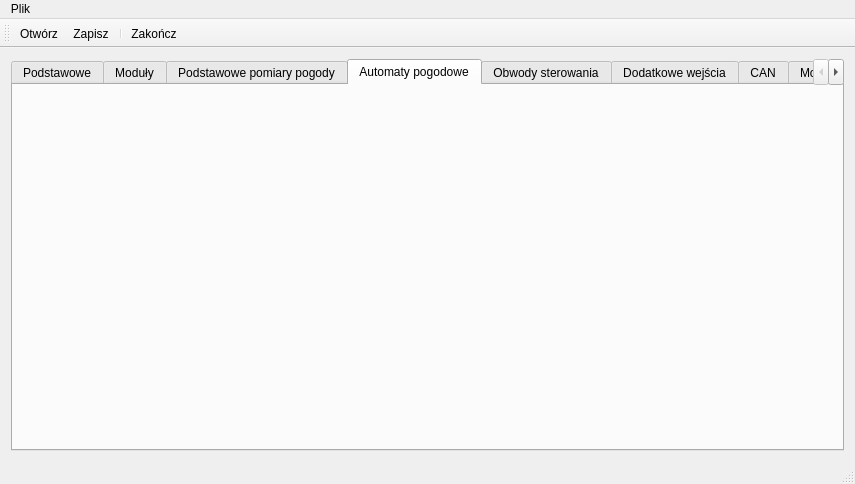
Above: mainwindow.ui from kaczmar55/koneor_v2 before the change. Below: the same form after it.
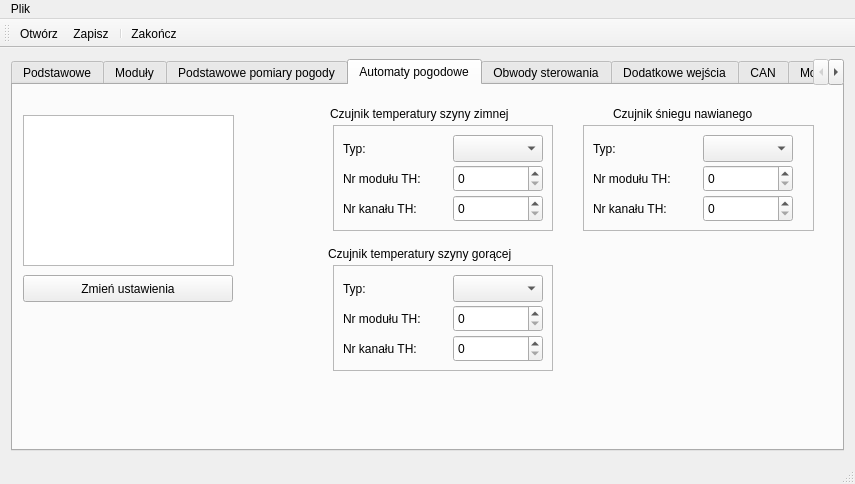
That is the form after the change. The open tabs and pages were chosen to show the change.

Commit message: kolejne opcje

```diff
--- a/mainwindow.ui
+++ b/mainwindow.ui
@@ -853,6 +853,370 @@
        <attribute name="title">
         <string>Automaty pogodowe</string>
        </attribute>
+       <widget class="QFrame" name="frame_3">
+        <property name="geometry">
+         <rect>
+          <x>320</x>
+          <y>40</y>
+          <width>220</width>
+          <height>106</height>
+         </rect>
+        </property>
+        <property name="frameShape">
+         <enum>QFrame::StyledPanel</enum>
+        </property>
+        <property name="frameShadow">
+         <enum>QFrame::Raised</enum>
+        </property>
+        <widget class="QLabel" name="label_20">
+         <property name="geometry">
+          <rect>
+           <x>10</x>
+           <y>15</y>
+           <width>40</width>
+           <height>17</height>
+          </rect>
+         </property>
+         <property name="text">
+          <string>Typ:</string>
+         </property>
+        </widget>
+        <widget class="QComboBox" name="generalTempSensorTypeCmb_2">
+         <property name="geometry">
+          <rect>
+           <x>120</x>
+           <y>10</y>
+           <width>90</width>
+           <height>27</height>
+          </rect>
+         </property>
+        </widget>
+        <widget class="QSpinBox" name="generalTempSensorAddr_2">
+         <property name="geometry">
+          <rect>
+           <x>120</x>
+           <y>40</y>
+           <width>90</width>
+           <height>27</height>
+          </rect>
+         </property>
+         <property name="minimum">
+          <number>0</number>
+         </property>
+         <property name="maximum">
+          <number>255</number>
+         </property>
+        </widget>
+        <widget class="QSpinBox" name="generalTempSensorRegNo_2">
+         <property name="geometry">
+          <rect>
+           <x>120</x>
+           <y>70</y>
+           <width>90</width>
+           <height>27</height>
+          </rect>
+         </property>
+         <property name="minimum">
+          <number>0</number>
+         </property>
+         <property name="maximum">
+          <number>65536</number>
+         </property>
+        </widget>
+        <widget class="QLabel" name="generalTempSensorAddrLbl_2">
+         <property name="geometry">
+          <rect>
+           <x>10</x>
+           <y>45</y>
+           <width>110</width>
+           <height>17</height>
+          </rect>
+         </property>
+         <property name="text">
+          <string>Nr modułu TH:</string>
+         </property>
+        </widget>
+        <widget class="QLabel" name="generalTempSensorRegNoLbl_2">
+         <property name="geometry">
+          <rect>
+           <x>10</x>
+           <y>75</y>
+           <width>110</width>
+           <height>17</height>
+          </rect>
+         </property>
+         <property name="text">
+          <string>Nr kanału TH:</string>
+         </property>
+        </widget>
+       </widget>
+       <widget class="QLabel" name="label_21">
+        <property name="geometry">
+         <rect>
+          <x>317</x>
+          <y>20</y>
+          <width>230</width>
+          <height>17</height>
+         </rect>
+        </property>
+        <property name="text">
+         <string>Czujnik temperatury szyny zimnej</string>
+        </property>
+       </widget>
+       <widget class="QLabel" name="label_22">
+        <property name="geometry">
+         <rect>
+          <x>315</x>
+          <y>160</y>
+          <width>234</width>
+          <height>17</height>
+         </rect>
+        </property>
+        <property name="text">
+         <string>Czujnik temperatury szyny gorącej</string>
+        </property>
+       </widget>
+       <widget class="QFrame" name="frame_4">
+        <property name="geometry">
+         <rect>
+          <x>320</x>
+          <y>180</y>
+          <width>220</width>
+          <height>106</height>
+         </rect>
+        </property>
+        <property name="frameShape">
+         <enum>QFrame::StyledPanel</enum>
+        </property>
+        <property name="frameShadow">
+         <enum>QFrame::Raised</enum>
+        </property>
+        <widget class="QLabel" name="label_23">
+         <property name="geometry">
+          <rect>
+           <x>10</x>
+           <y>15</y>
+           <width>40</width>
+           <height>17</height>
+          </rect>
+         </property>
+         <property name="text">
+          <string>Typ:</string>
+         </property>
+        </widget>
+        <widget class="QComboBox" name="generalTempSensorTypeCmb_3">
+         <property name="geometry">
+          <rect>
+           <x>120</x>
+           <y>10</y>
+           <width>90</width>
+           <height>27</height>
+          </rect>
+         </property>
+        </widget>
+        <widget class="QSpinBox" name="generalTempSensorAddr_3">
+         <property name="geometry">
+          <rect>
+           <x>120</x>
+           <y>40</y>
+           <width>90</width>
+           <height>27</height>
+          </rect>
+         </property>
+         <property name="minimum">
+          <number>0</number>
+         </property>
+         <property name="maximum">
+          <number>255</number>
+         </property>
+        </widget>
+        <widget class="QSpinBox" name="generalTempSensorRegNo_3">
+         <property name="geometry">
+          <rect>
+           <x>120</x>
+           <y>70</y>
+           <width>90</width>
+           <height>27</height>
+          </rect>
+         </property>
+         <property name="minimum">
+          <number>0</number>
+         </property>
+         <property name="maximum">
+          <number>65536</number>
+         </property>
+        </widget>
+        <widget class="QLabel" name="generalTempSensorAddrLbl_3">
+         <property name="geometry">
+          <rect>
+           <x>10</x>
+           <y>45</y>
+           <width>110</width>
+           <height>17</height>
+          </rect>
+         </property>
+         <property name="text">
+          <string>Nr modułu TH:</string>
+         </property>
+        </widget>
+        <widget class="QLabel" name="generalTempSensorRegNoLbl_3">
+         <property name="geometry">
+          <rect>
+           <x>10</x>
+           <y>75</y>
+           <width>110</width>
+           <height>17</height>
+          </rect>
+         </property>
+         <property name="text">
+          <string>Nr kanału TH:</string>
+         </property>
+        </widget>
+       </widget>
+       <widget class="QFrame" name="frame_5">
+        <property name="geometry">
+         <rect>
+          <x>570</x>
+          <y>40</y>
+          <width>231</width>
+          <height>106</height>
+         </rect>
+        </property>
+        <property name="frameShape">
+         <enum>QFrame::StyledPanel</enum>
+        </property>
+        <property name="frameShadow">
+         <enum>QFrame::Raised</enum>
+        </property>
+        <widget class="QLabel" name="label_24">
+         <property name="geometry">
+          <rect>
+           <x>10</x>
+           <y>15</y>
+           <width>40</width>
+           <height>17</height>
+          </rect>
+         </property>
+         <property name="text">
+          <string>Typ:</string>
+         </property>
+        </widget>
+        <widget class="QComboBox" name="generalTempSensorTypeCmb_4">
+         <property name="geometry">
+          <rect>
+           <x>120</x>
+           <y>10</y>
+           <width>90</width>
+           <height>27</height>
+          </rect>
+         </property>
+        </widget>
+        <widget class="QSpinBox" name="generalTempSensorAddr_4">
+         <property name="geometry">
+          <rect>
+           <x>120</x>
+           <y>40</y>
+           <width>90</width>
+           <height>27</height>
+          </rect>
+         </property>
+         <property name="minimum">
+          <number>0</number>
+         </property>
+         <property name="maximum">
+          <number>255</number>
+         </property>
+        </widget>
+        <widget class="QSpinBox" name="generalTempSensorRegNo_4">
+         <property name="geometry">
+          <rect>
+           <x>120</x>
+           <y>70</y>
+           <width>90</width>
+           <height>27</height>
+          </rect>
+         </property>
+         <property name="minimum">
+          <number>0</number>
+         </property>
+         <property name="maximum">
+          <number>65536</number>
+         </property>
+        </widget>
+        <widget class="QLabel" name="generalTempSensorAddrLbl_4">
+         <property name="geometry">
+          <rect>
+           <x>10</x>
+           <y>45</y>
+           <width>110</width>
+           <height>17</height>
+          </rect>
+         </property>
+         <property name="text">
+          <string>Nr modułu TH:</string>
+         </property>
+        </widget>
+        <widget class="QLabel" name="generalTempSensorRegNoLbl_4">
+         <property name="geometry">
+          <rect>
+           <x>10</x>
+           <y>75</y>
+           <width>110</width>
+           <height>17</height>
+          </rect>
+         </property>
+         <property name="text">
+          <string>Nr kanału TH:</string>
+         </property>
+        </widget>
+       </widget>
+       <widget class="QLabel" name="label_25">
+        <property name="geometry">
+         <rect>
+          <x>600</x>
+          <y>20</y>
+          <width>180</width>
+          <height>17</height>
+         </rect>
+        </property>
+        <property name="text">
+         <string>Czujnik śniegu nawianego</string>
+        </property>
+       </widget>
+       <widget class="QListWidget" name="weatherAutomList">
+        <property name="geometry">
+         <rect>
+          <x>10</x>
+          <y>30</y>
+          <width>211</width>
+          <height>151</height>
+         </rect>
+        </property>
+        <property name="font">
+         <font>
+          <pointsize>14</pointsize>
+         </font>
+        </property>
+        <property name="viewMode">
+         <enum>QListView::ListMode</enum>
+        </property>
+        <property name="modelColumn">
+         <number>0</number>
+        </property>
+       </widget>
+       <widget class="QPushButton" name="editWeatherAutomBtn">
+        <property name="geometry">
+         <rect>
+          <x>10</x>
+          <y>190</y>
+          <width>210</width>
+          <height>27</height>
+         </rect>
+        </property>
+        <property name="text">
+         <string>Zmień ustawienia</string>
+        </property>
+       </widget>
       </widget>
       <widget class="QWidget" name="tab_5">
        <attribute name="title">
```
Left out of the diff: 2 changed lines with no effect on the pictures. The commit also changes 2 other files.
